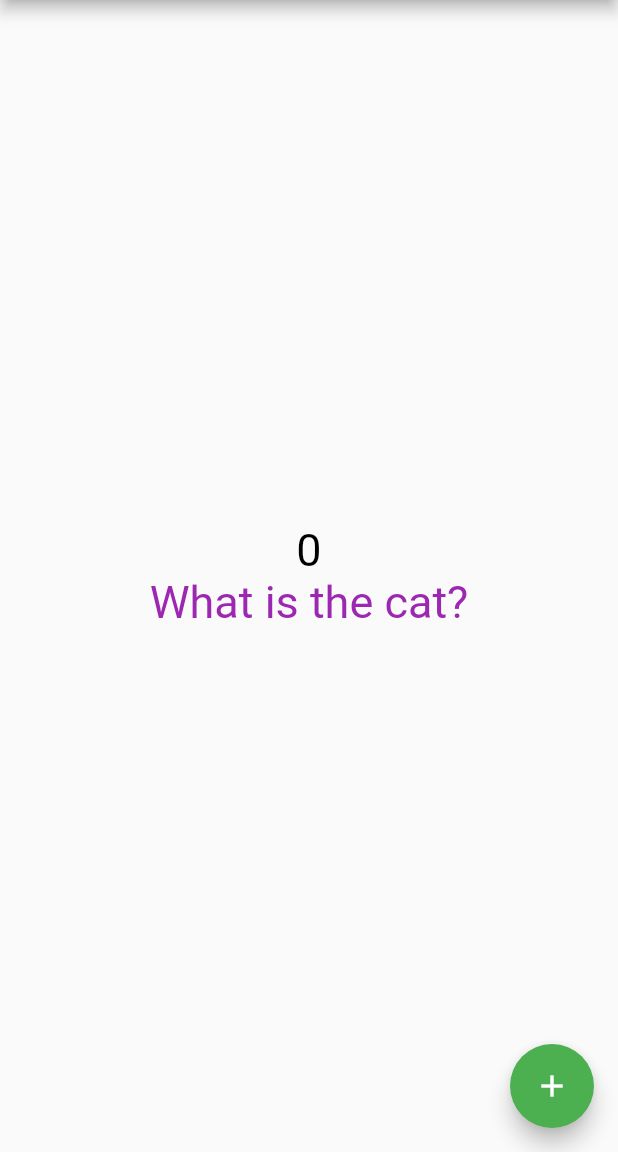
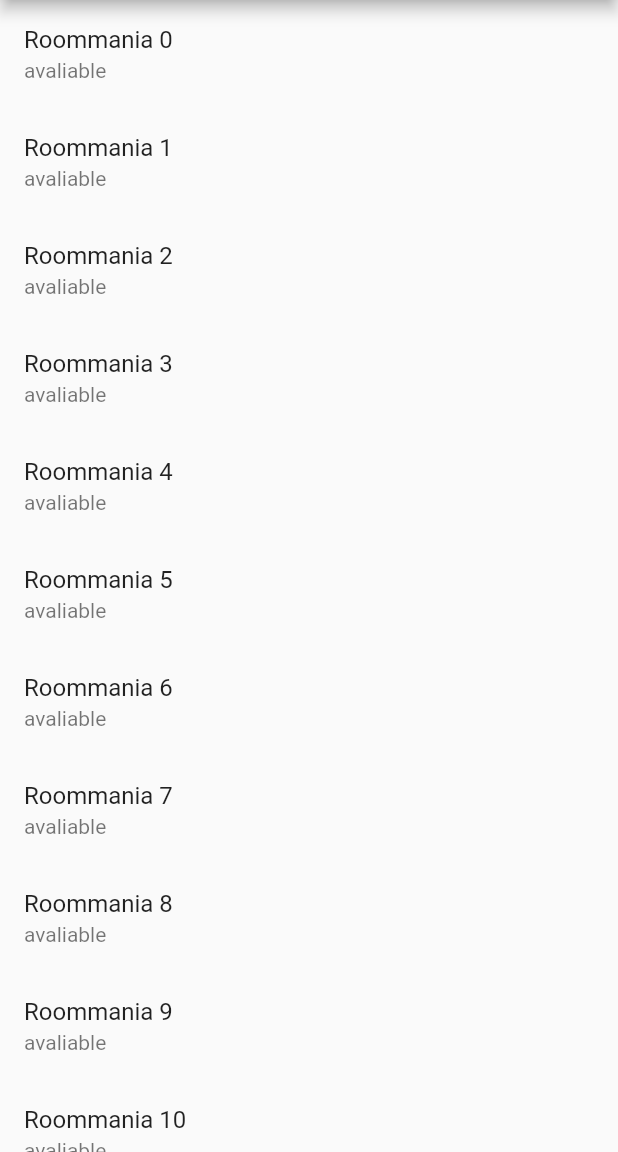
Before and after one commit to khunfloat/flutter_covidscanner, a Flutter app: the screen it shows after launch, on a phone screen of 412 x 824 dp, the part 84-1236 px from its top. Run offline on Flutter 3.47's test engine with Material 2 defaults, Android fonts, the light colour scheme and no system bars.

Commit message:
listview and listviewbuilder

```diff
--- a/lib/main.dart
+++ b/lib/main.dart
@@ -43,27 +43,19 @@ class _MyhomepageState extends State<Myhomepage> {
         ),
       ),
     );
+
+    for (var i = 1; i < 30; i++) {
+      data.add(
+          Text("order $i", style: TextStyle(fontSize: 30, color: Colors.red)));
+    }
+
     return Scaffold(
-      appBar: AppBar(
-        title: Text("covid scanner"),
-      ),
-      body: Center(
-        child: Column(
-          mainAxisAlignment: MainAxisAlignment.center,
-          children: data,
+        appBar: AppBar(
+          title: Text("covid scanner"),
         ),
-      ),
-      floatingActionButton: FloatingActionButton(
-          onPressed: addNumber,
-          child: Icon(
-            Icons.add,
-          )),
-    );
-  }
-
-  void addNumber() {
-    setState(() {
-      number++;
-    });
+        body: ListView.builder(itemBuilder: (BuildContext context, int index) {
+          return ListTile(
+              title: Text("Roommania $index"), subtitle: Text("avaliable"));
+        }));
   }
 }
```
